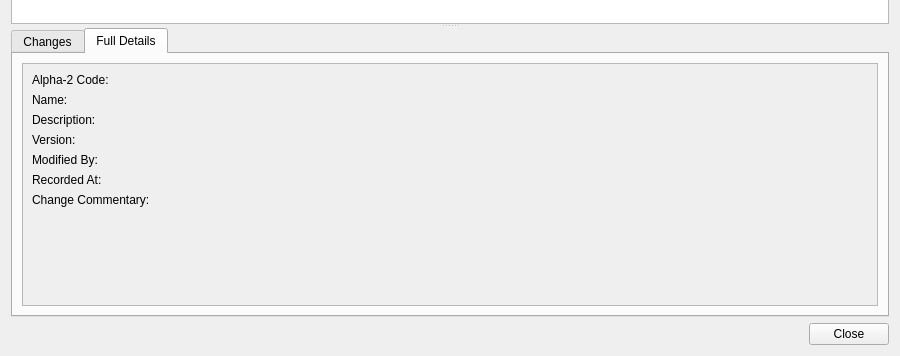
Before: the Qt Designer form projects/ores.qt/refdata/ui/CountryHistoryDialog.ui in OreStudio/OreStudio, drawn with Qt 5; both pictures show x 0 to 900 and y 244 to 600 of the 900 by 600 pixel window.
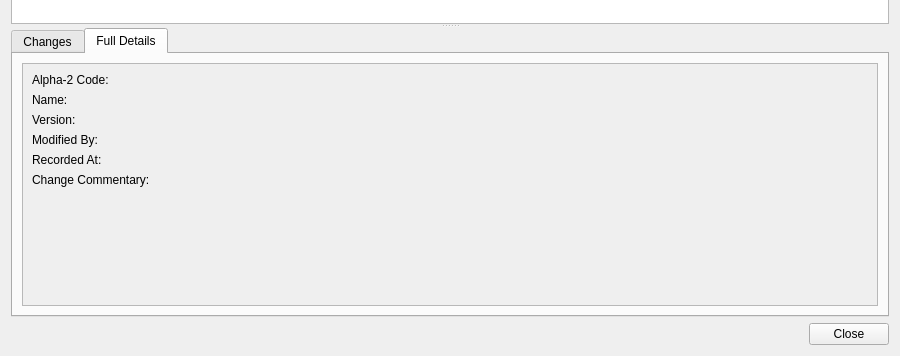
After: the same form once the commit is applied. The open tabs and pages were chosen to show the change.

Commit message: [ores.qt] Fix country Qt model: protocol field names and detail fields

The edit to the form file:
```diff
--- a/projects/ores.qt/refdata/ui/CountryHistoryDialog.ui
+++ b/projects/ores.qt/refdata/ui/CountryHistoryDialog.ui
@@ -178,72 +178,55 @@
                 </widget>
                </item>
                <item row="2" column="0">
-                <widget class="QLabel" name="descriptionLabel">
-                 <property name="text">
-                  <string>Description:</string>
-                 </property>
-                </widget>
-               </item>
-               <item row="2" column="1">
-                <widget class="QLabel" name="descriptionValue">
-                 <property name="text">
-                  <string/>
-                 </property>
-                 <property name="wordWrap">
-                  <bool>true</bool>
-                 </property>
-                </widget>
-               </item>
-               <item row="3" column="0">
                 <widget class="QLabel" name="versionNumberLabel">
                  <property name="text">
                   <string>Version:</string>
                  </property>
                 </widget>
                </item>
-               <item row="3" column="1">
+               <item row="2" column="1">
                 <widget class="QLabel" name="versionNumberValue">
                  <property name="text">
                   <string/>
                  </property>
                 </widget>
                </item>
-               <item row="4" column="0">
+               <item row="3" column="0">
                 <widget class="QLabel" name="modifiedByLabel">
                  <property name="text">
                   <string>Modified By:</string>
                  </property>
                 </widget>
                </item>
-               <item row="4" column="1">
+               <item row="3" column="1">
                 <widget class="QLabel" name="modifiedByValue">
                  <property name="text">
                   <string/>
                  </property>
                 </widget>
                </item>
-               <item row="5" column="0">
+               <item row="4" column="0">
                 <widget class="QLabel" name="recordedAtLabel">
                  <property name="text">
                   <string>Recorded At:</string>
                  </property>
                 </widget>
                </item>
-               <item row="5" column="1">
+               <item row="4" column="1">
                 <widget class="QLabel" name="recordedAtValue">
                  <property name="text">
                   <string/>
                  </property>
                 </widget>
                </item>
-               <item row="6" column="0">
+               <item row="5" column="0">
                 <widget class="QLabel" name="changeCommentaryLabel">
                  <property name="text">
                   <string>Change Commentary:</string>
                  </property>
                 </widget>
                </item>
-               <item row="6" column="1">
+               <item row="5" column="1">
                 <widget class="QLabel" name="changeCommentaryValue">
                  <property name="text">
                   <string/>
```
The commit also changes 5 other files.
